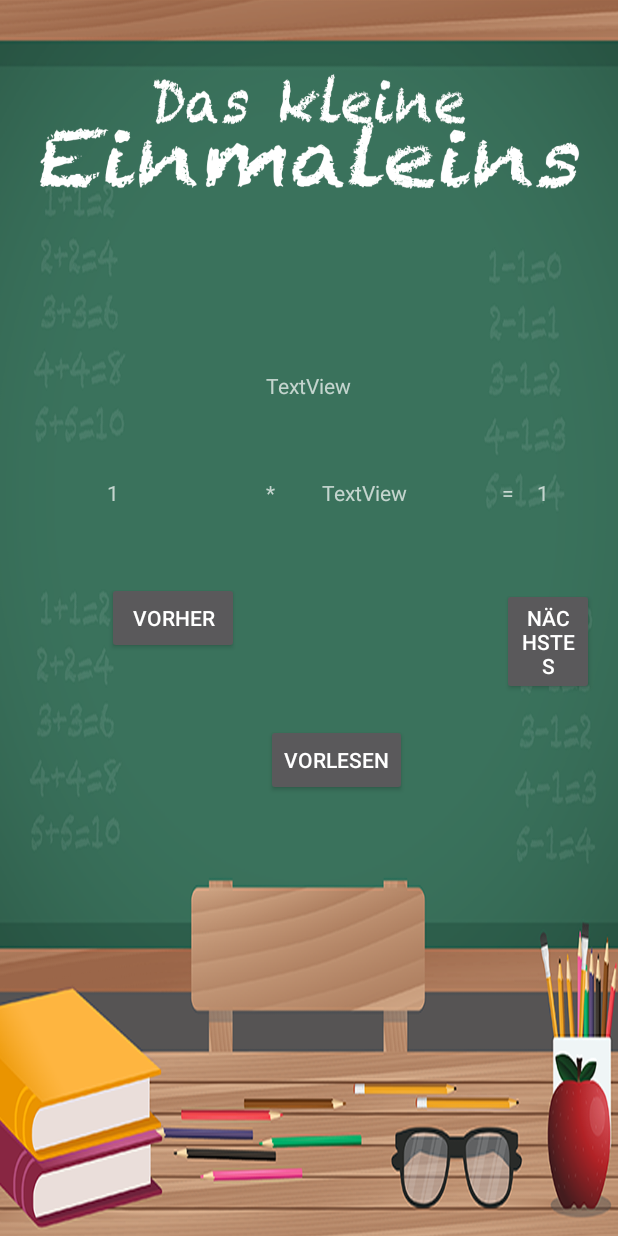
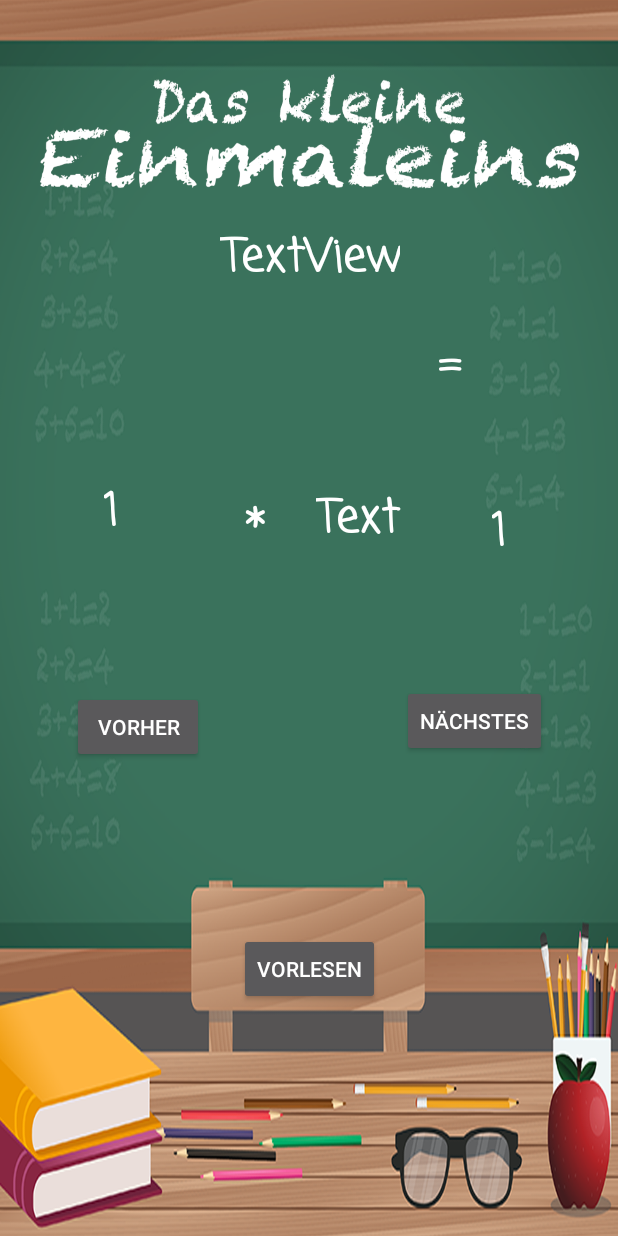
Before and after one commit to dominicpfeifer/SRL, an Android app: the Lernen_reihen screen opened directly, with no data from a screen before it, on a phone screen of 412 x 824 dp. Run offline under Robolectric (Android 15) with nearby library versions, the phone set to English and light mode, and no system bars.

Commit message:
Design_v2

```diff
--- a/app/src/main/res/layout/activity_lernen_reihen.xml
+++ b/app/src/main/res/layout/activity_lernen_reihen.xml
@@ -1,5 +1,6 @@
 <?xml version="1.0" encoding="utf-8"?>
-<RelativeLayout xmlns:android="http://schemas.android.com/apk/res/android"
+<android.support.constraint.ConstraintLayout xmlns:android="http://schemas.android.com/apk/res/android"
+    xmlns:app="http://schemas.android.com/apk/res-auto"
     xmlns:tools="http://schemas.android.com/tools"
     android:id="@+id/activity_lernen_reihen"
     android:layout_width="match_parent"
@@ -16,81 +17,185 @@
         android:layout_width="wrap_content"
         android:layout_height="wrap_content"
         android:id="@+id/button"
-        android:layout_centerVertical="true"
-        android:layout_toStartOf="@+id/vorlesen"
-        android:layout_marginEnd="18dp" />
+        android:layout_alignParentBottom="true"
+        android:layout_toStartOf="@+id/textView2"
+        android:layout_marginLeft="32dp"
+        app:layout_constraintLeft_toLeftOf="parent"
+        app:layout_constraintBottom_toBottomOf="parent"
+        android:layout_marginBottom="8dp"
+        app:layout_constraintTop_toTopOf="parent"
+        android:layout_marginTop="8dp"
+        app:layout_constraintVertical_bias="0.6"
+        android:layout_marginRight="8dp"
+        app:layout_constraintRight_toRightOf="parent"
+        app:layout_constraintHorizontal_bias="0.0" />
 
     <TextView
         android:text="TextView"
-        android:layout_width="wrap_content"
-        android:layout_height="wrap_content"
+        android:textSize="30dp"
+        android:fontFamily="casual"
+        android:textStyle="bold"
+        android:textColor="#ffffff"
+        android:layout_width="60dp"
+        android:layout_height="40dp"
         android:id="@+id/textView"
-        android:layout_marginBottom="50dp"
         android:layout_above="@+id/button"
-        android:layout_alignStart="@+id/button" />
+        android:layout_alignStart="@+id/button"
+        android:layout_marginLeft="53dp"
+        app:layout_constraintLeft_toLeftOf="parent"
+        app:layout_constraintTop_toTopOf="parent"
+        android:layout_marginTop="8dp"
+        app:layout_constraintBottom_toBottomOf="parent"
+        android:layout_marginBottom="8dp"
+        app:layout_constraintVertical_bias="0.401" />
 
     <Button
         android:text="Nächstes"
         android:layout_width="wrap_content"
         android:layout_height="wrap_content"
         android:id="@+id/button2"
-        android:layout_alignBaseline="@+id/button"
-        android:layout_alignBottom="@+id/button"
-        android:layout_alignStart="@+id/gleich" />
+        android:layout_below="@+id/textView"
+        android:layout_alignEnd="@+id/erg"
+        android:layout_marginRight="31dp"
+        app:layout_constraintRight_toRightOf="parent"
+        app:layout_constraintBottom_toBottomOf="parent"
+        android:layout_marginBottom="8dp"
+        app:layout_constraintTop_toTopOf="parent"
+        android:layout_marginTop="8dp"
+        app:layout_constraintVertical_bias="0.594"
+        android:layout_marginLeft="8dp"
+        app:layout_constraintLeft_toLeftOf="parent"
+        app:layout_constraintHorizontal_bias="1.0" />
 
     <TextView
         android:text="TextView"
-        android:layout_width="wrap_content"
-        android:layout_height="wrap_content"
-        android:layout_marginEnd="30dp"
+        android:textSize="30dp"
+        android:fontFamily="casual"
+        android:textStyle="bold"
+        android:textColor="#ffffff"
+        android:layout_width="60dp"
+        android:layout_height="40dp"
         android:id="@+id/erg"
-        android:layout_alignBaseline="@+id/textView2"
-        android:layout_alignBottom="@+id/textView2"
-        android:layout_alignParentEnd="true" />
+        android:layout_below="@+id/currentReihe"
+        android:layout_toEndOf="@+id/textView2"
+        android:layout_marginRight="8dp"
+        app:layout_constraintRight_toRightOf="parent"
+        app:layout_constraintTop_toTopOf="parent"
+        android:layout_marginTop="8dp"
+        app:layout_constraintBottom_toBottomOf="parent"
+        android:layout_marginBottom="8dp"
+        android:layout_marginLeft="8dp"
+        app:layout_constraintLeft_toLeftOf="parent"
+        app:layout_constraintHorizontal_bias="1.0"
+        app:layout_constraintVertical_bias="0.419" />
 
     <TextView
         android:text="TextView"
+        android:textSize="30dp"
+        android:fontFamily="casual"
+        android:textAlignment="center"
+        android:textStyle="bold"
+        android:textColor="#ffffff"
         android:layout_width="wrap_content"
         android:layout_height="wrap_content"
         android:id="@+id/currentReihe"
-        android:layout_above="@+id/textView2"
-        android:layout_centerHorizontal="true"
-        android:layout_marginBottom="52dp" />
+        android:layout_alignParentTop="true"
+        android:layout_toStartOf="@+id/gleich"
+        app:layout_constraintTop_toTopOf="parent"
+        android:layout_marginTop="8dp"
+        android:layout_marginLeft="8dp"
+        app:layout_constraintLeft_toLeftOf="parent"
+        android:layout_marginRight="8dp"
+        app:layout_constraintRight_toRightOf="parent"
+        app:layout_constraintBottom_toBottomOf="parent"
+        android:layout_marginBottom="8dp"
+        app:layout_constraintHorizontal_bias="0.502"
+        app:layout_constraintVertical_bias="0.172" />
 
     <Button
         android:text="Vorlesen"
         android:layout_width="wrap_content"
         android:layout_height="wrap_content"
-        android:layout_marginTop="19dp"
         android:id="@+id/vorlesen"
         android:layout_below="@+id/button2"
-        android:layout_alignStart="@+id/currentReihe" />
+        android:layout_centerHorizontal="true"
+        app:layout_constraintTop_toTopOf="parent"
+        android:layout_marginTop="8dp"
+        app:layout_constraintBottom_toBottomOf="parent"
+        android:layout_marginBottom="8dp"
+        android:layout_marginLeft="8dp"
+        app:layout_constraintLeft_toLeftOf="parent"
+        android:layout_marginRight="8dp"
+        app:layout_constraintRight_toRightOf="parent"
+        app:layout_constraintHorizontal_bias="0.501"
+        app:layout_constraintVertical_bias="0.821" />
 
     <TextView
         android:text="TextView"
-        android:layout_width="wrap_content"
-        android:layout_height="wrap_content"
+        android:textSize="30dp"
+        android:fontFamily="casual"
+        android:textStyle="bold"
+        android:textColor="#ffffff"
+        android:layout_width="60dp"
+        android:layout_height="40dp"
         android:id="@+id/textView2"
         android:layout_alignBaseline="@+id/mal"
         android:layout_alignBottom="@+id/mal"
-        android:layout_alignEnd="@+id/vorlesen" />
+        android:layout_alignEnd="@+id/vorlesen"
+        android:layout_marginLeft="24dp"
+        app:layout_constraintLeft_toLeftOf="parent"
+        app:layout_constraintTop_toTopOf="parent"
+        android:layout_marginTop="8dp"
+        app:layout_constraintBottom_toBottomOf="parent"
+        android:layout_marginBottom="8dp"
+        android:layout_marginRight="8dp"
+        app:layout_constraintRight_toRightOf="parent"
+        app:layout_constraintHorizontal_bias="0.592"
+        app:layout_constraintVertical_bias="0.407" />
 
     <TextView
         android:text="*"
+        android:textSize="30dp"
+        android:fontFamily="casual"
+        android:textStyle="bold"
+        android:textColor="#ffffff"
         android:layout_width="wrap_content"
         android:layout_height="wrap_content"
         android:id="@+id/mal"
         android:layout_alignBaseline="@+id/textView"
         android:layout_alignBottom="@+id/textView"
-        android:layout_toEndOf="@+id/button" />
+        android:layout_toEndOf="@+id/button"
+        app:layout_constraintTop_toTopOf="parent"
+        android:layout_marginTop="8dp"
+        app:layout_constraintBottom_toBottomOf="parent"
+        android:layout_marginBottom="8dp"
+        app:layout_constraintVertical_bias="0.417"
+        app:layout_constraintLeft_toRightOf="@+id/textView"
+        android:layout_marginLeft="8dp"
+        app:layout_constraintRight_toLeftOf="@+id/textView2"
+        android:layout_marginRight="8dp" />
 
     <TextView
         android:text="="
-        android:layout_width="wrap_content"
-        android:layout_height="wrap_content"
+        android:textSize="30dp"
+        android:fontFamily="casual"
+        android:textStyle="bold"
+        android:textColor="#ffffff"
+        android:layout_width="19dp"
+        android:layout_height="44dp"
         android:id="@+id/gleich"
         android:layout_alignBaseline="@+id/erg"
         android:layout_alignBottom="@+id/erg"
         android:layout_toStartOf="@+id/erg"
-        android:layout_marginEnd="15dp" />
-</RelativeLayout>
+        android:layout_marginEnd="15dp"
+        android:layout_marginRight="30dp"
+        app:layout_constraintRight_toRightOf="parent"
+        app:layout_constraintTop_toTopOf="parent"
+        android:layout_marginTop="206dp"
+        app:layout_constraintBottom_toBottomOf="parent"
+        android:layout_marginBottom="8dp"
+        app:layout_constraintVertical_bias="0.0"
+        app:layout_constraintLeft_toRightOf="@+id/textView2"
+        android:layout_marginLeft="8dp"
+        app:layout_constraintHorizontal_bias="0.15" />
+</android.support.constraint.ConstraintLayout>
```
